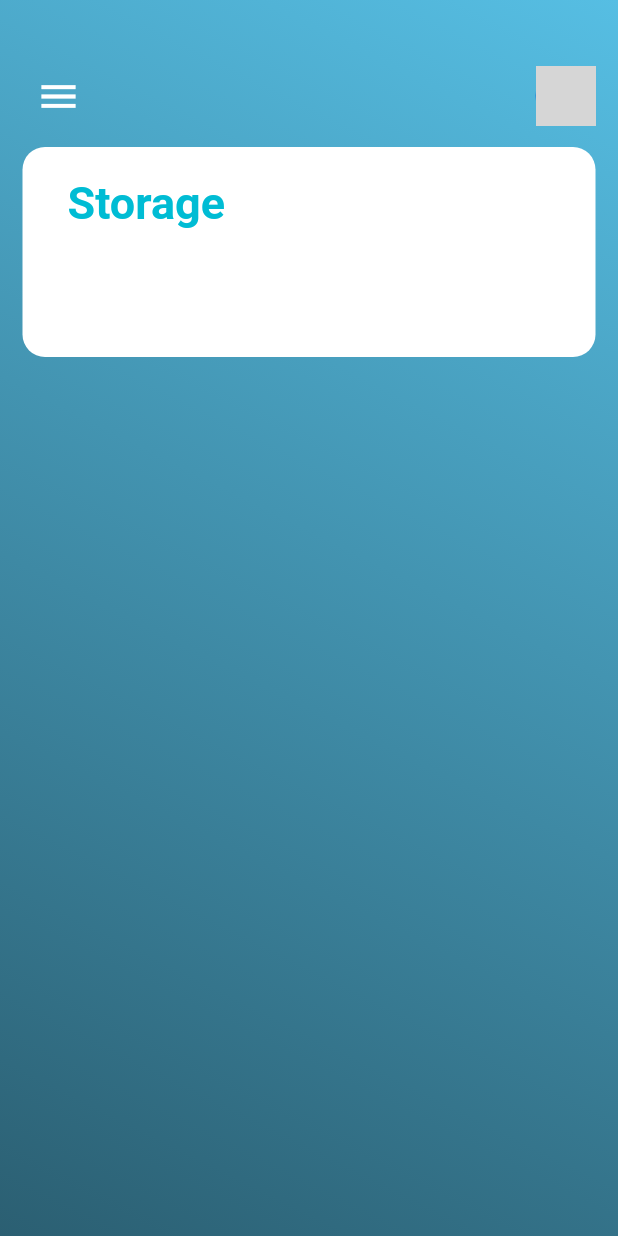
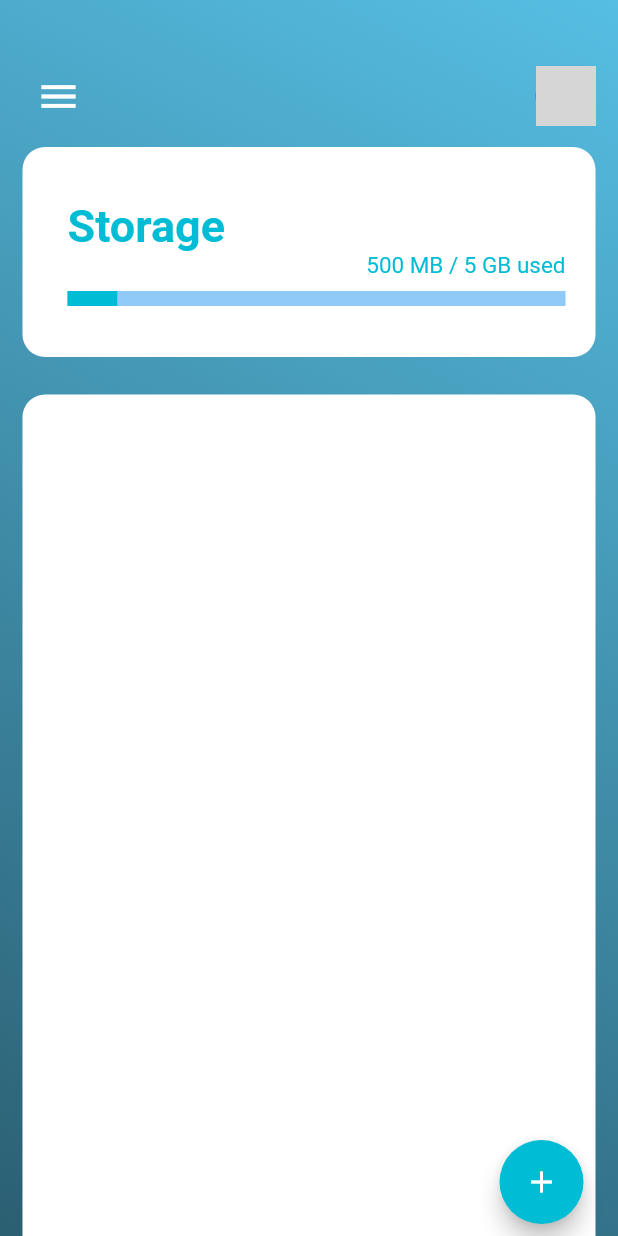
Before and after one commit to 7ossam22/flutter_project, a Flutter app: the Home screen opened by its route, on a phone screen of 412 x 824 dp. Run offline on Flutter 3.47's test engine with Material 2 defaults, Android fonts, the phone set to English and light mode, and no system bars; our stand-ins replace cloud_firestore, firebase_auth, firebase_core, fluttertoast, rxdart; accounts and stored records are empty; network calls fail; grey boxes are pictures that could not be loaded.

Commit message:
modifying firebaseIAuth and initializing Home page

```diff
--- /dev/null
+++ b/lib/model/user_model.dart
@@ -0,0 +1,7 @@
+class UserModel {
+  late String email;
+  late String name;
+  late String profilePic;
+  late String usage;
+  UserModel(this.name, this.email, this.profilePic, this.usage);
+}
--- a/lib/ui/home.dart
+++ b/lib/ui/home.dart
@@ -1,5 +1,6 @@
 import 'package:flutter/material.dart';
 import 'package:flutter/widgets.dart';
+import 'package:get_cloud/api/firebase_iauth.dart';
 
 class Home extends StatefulWidget {
   const Home({Key? key}) : super(key: key);
@@ -9,6 +10,11 @@ class Home extends StatefulWidget {
 }
 
 class _HomeState extends State<Home> {
+  @override
+  void initState() {
+    super.initState();
+  }
+
   @override
   Widget build(BuildContext context) {
     return Container(
@@ -51,18 +57,66 @@ class _HomeState extends State<Home> {
                     padding: const EdgeInsets.fromLTRB(30, 20, 20, 30),
                     child: Column(
                       crossAxisAlignment: CrossAxisAlignment.stretch,
-                      children: const [
-                        Text(
+                      // ignore: prefer_const_literals_to_create_immutables
+                      children: [
+                        const SizedBox(
+                          height: 15,
+                        ),
+                        const Text(
                           'Storage',
                           style: TextStyle(
                               color: Colors.cyan,
                               fontSize: 30,
                               fontWeight: FontWeight.bold),
+                        ),
+                        const Align(
+                          alignment: AlignmentDirectional.centerEnd,
+                          child: Text('500 MB / 5 GB used',
+                              style:
+                                  TextStyle(color: Colors.cyan, fontSize: 15)),
+                        ),
+                        const SizedBox(
+                          height: 8,
+                        ),
+                        const LinearProgressIndicator(
+                          minHeight: 10,
+                          color: Colors.cyan,
+                          value: 0.1,
                         )
                       ],
                     ),
                   ),
-                )
+                ),
+                const SizedBox(height: 25),
+                Flexible(
+                  flex: 3,
+                  child: Container(
+                    decoration: const BoxDecoration(
+                      color: Colors.white,
+                      borderRadius: BorderRadius.only(
+                          topLeft: Radius.circular(15.0),
+                          topRight: Radius.circular(15.0)),
+                    ),
+                    child: Padding(
+                      padding: const EdgeInsets.all(8.0),
+                      child: Column(
+                        crossAxisAlignment: CrossAxisAlignment.stretch,
+                        children: [
+                          Flexible(
+                            child: ListView(),
+                          ),
+                          Align(
+                              alignment: AlignmentDirectional.bottomEnd,
+                              child: FloatingActionButton(
+                                onPressed: () {},
+                                backgroundColor: Colors.cyan,
+                                child: const Icon(Icons.add),
+                              ))
+                        ],
+                      ),
+                    ),
+                  ),
+                ),
               ],
             ),
           ),
--- a/lib/ui/login.dart
+++ b/lib/ui/login.dart
@@ -1,6 +1,5 @@
 import 'package:flutter/material.dart';
 import 'package:flutter/widgets.dart';
-import 'package:fluttertoast/fluttertoast.dart';
 import 'package:get_cloud/viewmodel/login_viewmodel.dart';
 
 class Login extends StatefulWidget {
--- /dev/null
+++ b/lib/viewmodel/home_viewmodel.dart
@@ -0,0 +1,3 @@
+class HomeViewModel {
+  //ToDo ---> init home viewModel here
+}
```
Also changed, not shown: lib/api/firebase_iauth.dart (+15 -0 lines).
